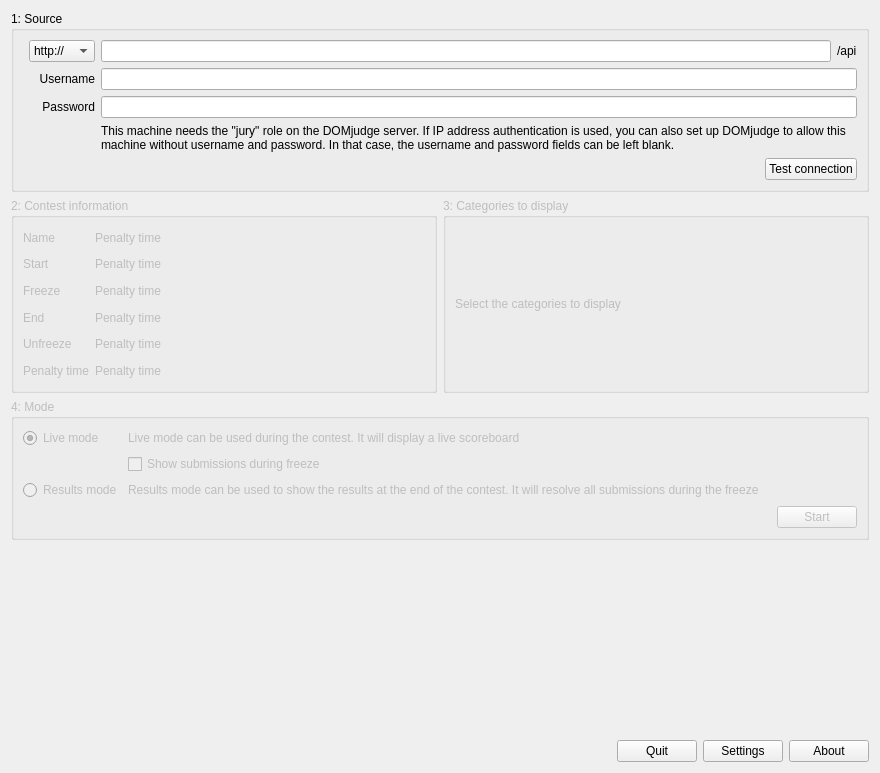
Above: maindialog.ui from DOMjudge/DOMjura before the change. Below: the same form after it.
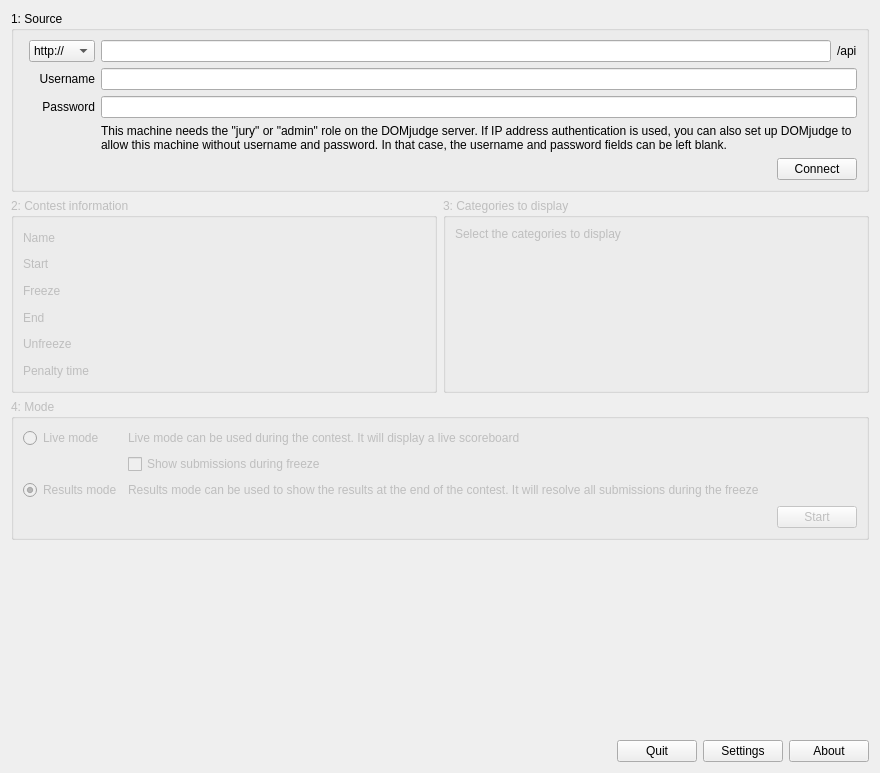
That is the form after the change.

Commit message: Made the app work with DOMjudge 4.0(.3+) again. Live mode is not working yet!

```diff
--- a/maindialog.ui
+++ b/maindialog.ui
@@ -44,7 +44,7 @@
         <item>
          <widget class="QPushButton" name="buttonTestConnection">
           <property name="text">
-           <string>Test connection</string>
+           <string>Connect</string>
           </property>
          </widget>
         </item>
@@ -116,7 +116,7 @@
         <item row="3" column="2">
          <widget class="QLabel" name="label_2">
           <property name="text">
-           <string>This machine needs the &quot;jury&quot; role on the DOMjudge server. If IP address authentication is used, you can also set up DOMjudge to allow this machine without username and password. In that case, the username and password fields can be left blank.</string>
+           <string>This machine needs the &quot;jury&quot; or &quot;admin&quot; role on the DOMjudge server. If IP address authentication is used, you can also set up DOMjudge to allow this machine without username and password. In that case, the username and password fields can be left blank.</string>
           </property>
           <property name="wordWrap">
            <bool>true</bool>
@@ -149,7 +149,7 @@
         <item row="0" column="1">
          <widget class="QLabel" name="labelContestName">
           <property name="text">
-           <string>Penalty time</string>
+           <string/>
           </property>
          </widget>
         </item>
@@ -163,7 +163,7 @@
         <item row="1" column="1">
          <widget class="QLabel" name="labelContestStart">
           <property name="text">
-           <string>Penalty time</string>
+           <string/>
           </property>
          </widget>
         </item>
@@ -177,7 +177,7 @@
         <item row="2" column="1">
          <widget class="QLabel" name="labelContestFreeze">
           <property name="text">
-           <string>Penalty time</string>
+           <string/>
           </property>
          </widget>
         </item>
@@ -191,7 +191,7 @@
         <item row="3" column="1">
          <widget class="QLabel" name="labelContestEnd">
           <property name="text">
-           <string>Penalty time</string>
+           <string/>
           </property>
          </widget>
         </item>
@@ -205,7 +205,7 @@
         <item row="4" column="1">
          <widget class="QLabel" name="labelContestUnfreeze">
           <property name="text">
-           <string>Penalty time</string>
+           <string/>
           </property>
          </widget>
         </item>
@@ -219,7 +219,7 @@
         <item row="5" column="1">
          <widget class="QLabel" name="labelContestPenalty">
           <property name="text">
-           <string>Penalty time</string>
+           <string/>
           </property>
          </widget>
         </item>
@@ -234,7 +234,10 @@
        <property name="title">
         <string>3: Categories to display</string>
        </property>
-       <layout class="QGridLayout" name="gridLayout_5" rowstretch="0,1">
+       <layout class="QGridLayout" name="gridLayout_5" rowstretch="0,0,1">
+        <item row="1" column="0">
+         <layout class="QGridLayout" name="gridLayoutCategories"/>
+        </item>
         <item row="0" column="0">
          <widget class="QLabel" name="label_8">
           <property name="text">
@@ -242,8 +245,18 @@
           </property>
          </widget>
         </item>
-        <item row="1" column="0">
-         <layout class="QGridLayout" name="gridLayoutCategories"/>
+        <item row="2" column="0">
+         <spacer name="verticalSpacer_2">
+          <property name="orientation">
+           <enum>Qt::Vertical</enum>
+          </property>
+          <property name="sizeHint" stdset="0">
+           <size>
+            <width>20</width>
+            <height>40</height>
+           </size>
+          </property>
+         </spacer>
         </item>
        </layout>
       </widget>
@@ -263,11 +276,14 @@
        <layout class="QGridLayout" name="gridLayout_6" columnstretch="0,1">
         <item row="0" column="0">
          <widget class="QRadioButton" name="radioModeLive">
+          <property name="enabled">
+           <bool>false</bool>
+          </property>
           <property name="text">
            <string>Live mode</string>
           </property>
           <property name="checked">
-           <bool>true</bool>
+           <bool>false</bool>
           </property>
          </widget>
         </item>
@@ -290,6 +306,9 @@
           <property name="text">
            <string>Results mode</string>
           </property>
+          <property name="checked">
+           <bool>true</bool>
+          </property>
          </widget>
         </item>
         <item row="2" column="1">
```
Left out of the diff: 60 changed lines with no effect on the pictures. The commit also changes 49 other files.
